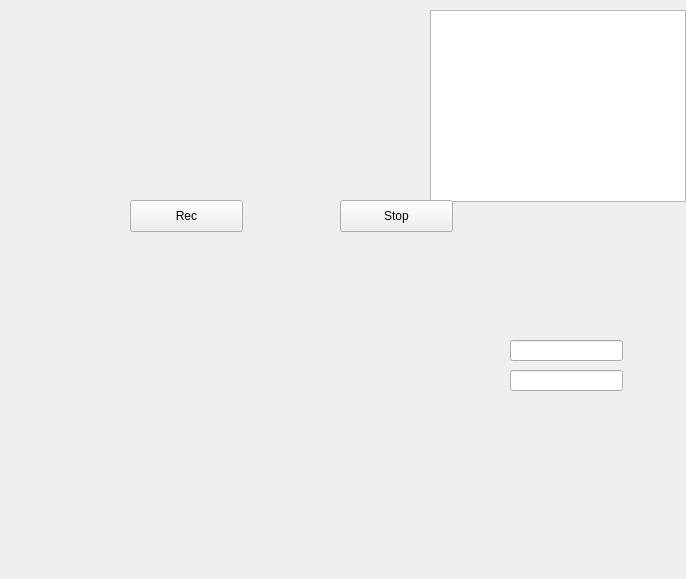
This is MasterRunner/form.ui in ef-lab/Experiments as Qt 5 draws it before an edit. The edited form follows.
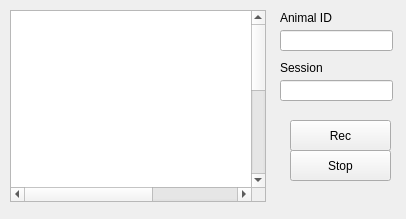
This is the edited form.

```diff
--- a/MasterRunner/form.ui
+++ b/MasterRunner/form.ui
@@ -12,8 +12,8 @@
    <rect>
     <x>0</x>
     <y>0</y>
-    <width>686</width>
-    <height>579</height>
+    <width>406</width>
+    <height>219</height>
    </rect>
   </property>
   <property name="windowTitle">
@@ -22,10 +22,10 @@
   <widget class="QPushButton" name="rec_button">
    <property name="geometry">
     <rect>
-     <x>130</x>
-     <y>200</y>
-     <width>113</width>
-     <height>32</height>
+     <x>290</x>
+     <y>120</y>
+     <width>101</width>
+     <height>31</height>
     </rect>
    </property>
    <property name="text">
@@ -35,7 +35,7 @@
   <widget class="QGraphicsView" name="graphicsView">
    <property name="geometry">
     <rect>
-     <x>430</x>
+     <x>10</x>
      <y>10</y>
      <width>256</width>
      <height>192</height>
@@ -53,17 +53,34 @@
      <height>400</height>
     </size>
    </property>
+   <property name="frameShape">
+    <enum>QFrame::StyledPanel</enum>
+   </property>
+   <property name="frameShadow">
+    <enum>QFrame::Sunken</enum>
+   </property>
    <property name="sizeAdjustPolicy">
     <enum>QAbstractScrollArea::AdjustToContents</enum>
    </property>
+   <property name="sceneRect">
+    <rectf>
+     <x>0.000000000000000</x>
+     <y>0.000000000000000</y>
+     <width>400.000000000000000</width>
+     <height>399.000000000000000</height>
+    </rectf>
+   </property>
+   <property name="alignment">
+    <set>Qt::AlignJustify|Qt::AlignVCenter</set>
+   </property>
   </widget>
   <widget class="QPushButton" name="stop_button">
    <property name="geometry">
     <rect>
-     <x>340</x>
-     <y>200</y>
-     <width>113</width>
-     <height>32</height>
+     <x>290</x>
+     <y>150</y>
+     <width>101</width>
+     <height>31</height>
     </rect>
    </property>
    <property name="text">
@@ -73,8 +90,8 @@
   <widget class="QLineEdit" name="animal_input">
    <property name="geometry">
     <rect>
-     <x>510</x>
-     <y>340</y>
+     <x>280</x>
+     <y>30</y>
      <width>113</width>
      <height>21</height>
     </rect>
@@ -83,13 +100,39 @@
   <widget class="QLineEdit" name="session_input">
    <property name="geometry">
     <rect>
-     <x>510</x>
-     <y>370</y>
+     <x>280</x>
+     <y>80</y>
      <width>113</width>
      <height>21</height>
     </rect>
    </property>
   </widget>
+  <widget class="QLabel" name="label">
+   <property name="geometry">
+    <rect>
+     <x>280</x>
+     <y>10</y>
+     <width>60</width>
+     <height>16</height>
+    </rect>
+   </property>
+   <property name="text">
+    <string>Animal ID</string>
+   </property>
+  </widget>
+  <widget class="QLabel" name="label_2">
+   <property name="geometry">
+    <rect>
+     <x>280</x>
+     <y>60</y>
+     <width>60</width>
+     <height>16</height>
+    </rect>
+   </property>
+   <property name="text">
+    <string>Session</string>
+   </property>
+  </widget>
  </widget>
  <resources/>
  <connections/>
```
